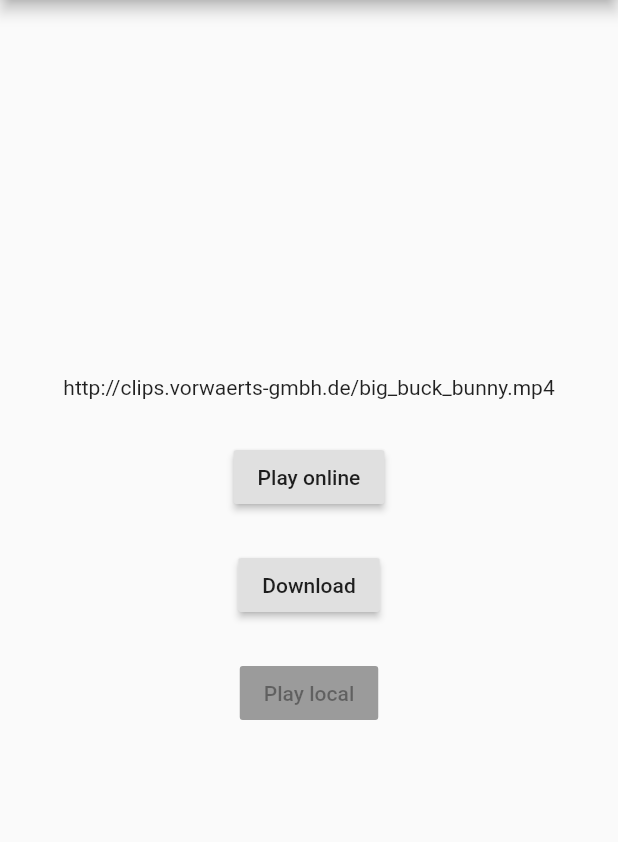
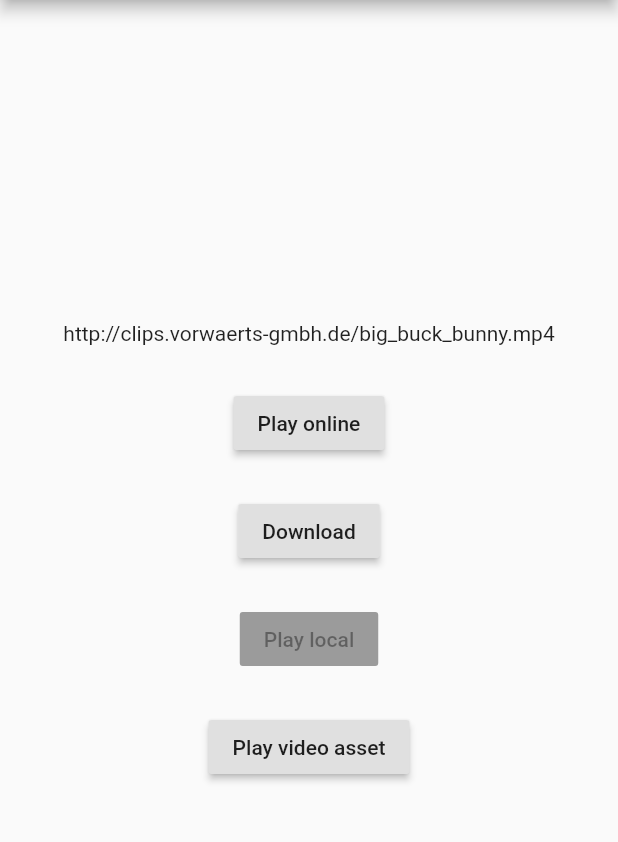
Before and after one commit to rxlabz/flutter_video_launcher, a Flutter app: the screen it shows after launch, on a phone screen of 412 x 824 dp, the part 84-926 px from its top. Run offline on Flutter 3.47's test engine with Material 2 defaults, Android fonts, the phone set to English and light mode, and no system bars.

Commit message:
add a video asset example

```diff
--- a/example/lib/main.dart
+++ b/example/lib/main.dart
@@ -1,10 +1,11 @@
 import 'dart:async';
 import 'dart:io';
 import 'dart:typed_data';
+
 import 'package:flutter/material.dart';
+import 'package:flutter/services.dart';
 import 'package:http/http.dart';
 import 'package:video_launcher/video_launcher.dart';
-import 'package:path_provider/path_provider.dart';
 
 void main() {
   runApp(new MyApp());
@@ -40,11 +41,19 @@ class MyHomePage extends StatefulWidget {
 class _MyHomePageState extends State<MyHomePage> {
   Future<Null> _launched;
   String localVideoPath;
+  String localAssetPath;
 
-  _buildButton(String label, VoidCallback onPressed) => new Padding( padding: new EdgeInsets.all(12.0), child: new RaisedButton(
-     onPressed: onPressed,
-     child: new Text(label),
-   ) );
+  _buildButton(String label, VoidCallback onPressed) => new Padding(
+      padding: new EdgeInsets.all(12.0),
+      child: new RaisedButton(
+        onPressed: onPressed,
+        child: new Text(label),
+      ));
+
+  @override
+  void initState() {
+    super.initState();
+  }
 
   @override
   Widget build(BuildContext context) {
@@ -64,9 +73,12 @@ class _MyHomePageState extends State<MyHomePage> {
                   child: new Text(videoUrl),
                 ),
                 /*new Row(mainAxisSize: MainAxisSize.min, children: [*/
-                  _buildButton('Play online', _launch),
-                  _buildButton('Download', localVideoPath != null ? null : _loadVideo),
-                  _buildButton('Play local', localVideoPath != null ? _launchLocal : null),
+                _buildButton('Play online', _launch),
+                _buildButton(
+                    'Download', localVideoPath != null ? null : _loadVideo),
+                _buildButton(
+                    'Play local', localVideoPath != null ? _launchLocal : null),
+                _buildButton('Play video asset', _loadOrLaunchLocalAsset),
                 /*]),*/
               ],
             ),
@@ -77,26 +89,38 @@ class _MyHomePageState extends State<MyHomePage> {
     );
   }
 
+  void _launch() => setState(() => _launched = _launchVideo(videoUrl));
 
-  void _launch() {
+  void _launchLocal() =>
+      setState(() => _launched = _launchVideo(localVideoPath, isLocal: true));
+
+  void _loadOrLaunchLocalAsset() =>
+      localAssetPath != null ? _launchLocalAsset() : copyLocalAsset();
+
+  Future copyLocalAsset() async {
+    final dir = await getApplicationDocumentsDirectory();
+    final file = new File("${dir.path}/video_asset.mp4");
+    final videoData = await rootBundle.load("assets/video.mp4");
+    final bytes = videoData.buffer.asUint8List();
+    file.writeAsBytes(bytes, flush: true);
     setState(() {
-      _launched = _launchVideo(videoUrl);
-    });
-  }
-  void _launchLocal() {
-    setState(() {
-      _launched = _launchVideo(localVideoPath, isLocal: true);
+      localAssetPath = file.path;
+      _launchLocalAsset();
     });
   }
 
+  void _launchLocalAsset() =>
+      setState(() => _launched = _launchVideo(localAssetPath, isLocal: true));
+
   Widget _launchStatus(BuildContext context, AsyncSnapshot<Null> snapshot) {
-    String info ;
+    String info;
     if (snapshot.hasError) {
       return new Text('Error: ${snapshot.error}');
     } else {
       info = localVideoPath != null ? localVideoPath : '';
     }
-    return new Padding( padding: new EdgeInsets.only(top: 20.0), child: new Text(info) );
+    return new Padding(
+        padding: new EdgeInsets.only(top: 20.0), child: new Text(info));
   }
 
   Future<Null> _launchVideo(String url, {bool isLocal: false}) async {
--- a/example/pubspec.yaml
+++ b/example/pubspec.yaml
@@ -12,3 +12,5 @@ dependencies:
 
 flutter:
   uses-material-design: true
+  assets:
+    - assets/video.mp4
```
Also changed, not shown: 2 other files.
